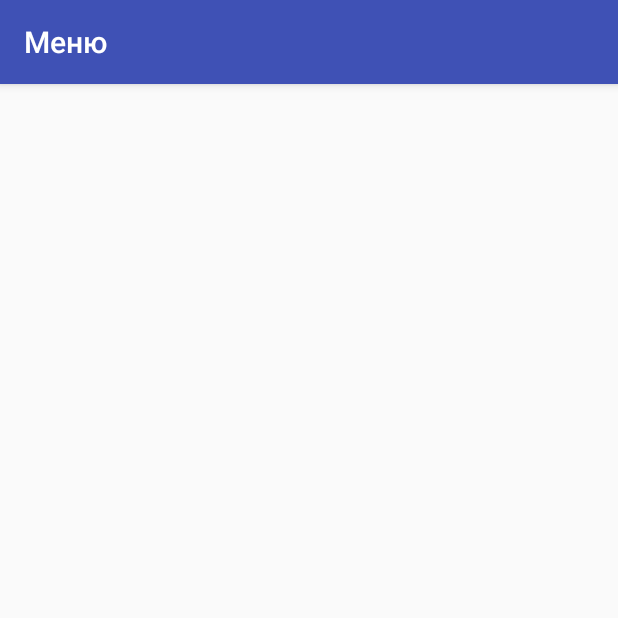
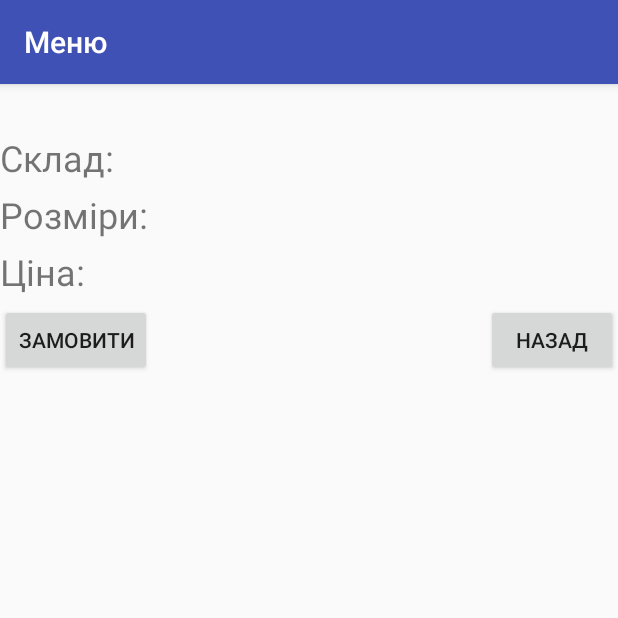
Before and after one commit to andriy98/EasyPizza, an Android app: the fragment Details_fragment placed in its activity, on a phone screen of 412 x 824 dp, the top half of it. Run offline under Robolectric (Android 15) with nearby library versions, the phone set to English and light mode, and no system bars; our stand-ins replace Firebase (no records; nobody signed in at launch, a user with empty details on screens opened directly), Picasso; 5 statements that could not run were skipped.

Commit message:
Add first working version of Details_fragment, and more

```diff
--- a/app/src/main/java/com/example/andrii/myapplication/CustomListAdapter.java
+++ b/app/src/main/java/com/example/andrii/myapplication/CustomListAdapter.java
@@ -1,6 +1,6 @@
 package com.example.andrii.myapplication;
 import android.content.Context;
-import android.support.v4.app.Fragment;
+import android.os.Bundle;
 import android.support.v4.app.FragmentTransaction;
 import android.view.LayoutInflater;
 import android.view.View;
@@ -16,21 +16,23 @@ public class CustomListAdapter extends ArrayAdapter {
     private Context context;
     private Details_fragment details_fragment;
     private final ArrayList arrayList;
-    private final ArrayList arrayList_photo;
-    private final ArrayList arrayonline;
-    private final ArrayList arrayList1;
+    private final ArrayList arrauSize;
+    private final ArrayList arrayPrice;
+    private final ArrayList arrayPhoto;
+    private final ArrayList arrayDesc;
 
 
-    public CustomListAdapter(Context context, ArrayList arrayList, ArrayList arrayList_photo, ArrayList arrayonline, ArrayList arrayList1) {
+    public CustomListAdapter(Context context, ArrayList arrayDesc , ArrayList arrayList, ArrayList arrauSize, ArrayList arrayPrice, ArrayList arrayPhoto) {
         super(context, R.layout.mylist, arrayList);
         this.context =  context;
         this.arrayList = arrayList;
-        this.arrayList_photo = arrayList_photo;
-        this.arrayonline = arrayonline;
-        this.arrayList1 = arrayList1;
+        this.arrauSize = arrauSize;
+        this.arrayPrice = arrayPrice;
+        this.arrayPhoto = arrayPhoto;
+        this.arrayDesc = arrayDesc;
     }
 
-    public View getView(int position, View view, ViewGroup parent) {
+    public View getView(final int position, View view, ViewGroup parent) {
         LayoutInflater inflater=(LayoutInflater)context.getSystemService(Context.LAYOUT_INFLATER_SERVICE);
         View rowView=inflater.inflate(R.layout.mylist, null,true);
         details_fragment = new Details_fragment();
@@ -39,13 +41,22 @@ public class CustomListAdapter extends ArrayAdapter {
             @Override
             public void onClick(View view) {
                 FragmentTransaction fragmentTransaction = ((ListTasks)context).getSupportFragmentManager().beginTransaction();
+                Bundle bundle = new Bundle();
+                bundle.putString("Desc", String.valueOf(arrayDesc.get(position)));
+                bundle.putString("Size", String.valueOf(arrauSize.get(position)));
+                bundle.putString("Photo", String.valueOf(arrayPhoto.get(position)));
+                bundle.putString("Name", String.valueOf(arrayList.get(position)));
+                bundle.putString("Price", String.valueOf(arrayPrice.get(position)));
+                details_fragment.setArguments(bundle);
                 fragmentTransaction.replace(R.id.container, details_fragment).commit();
+                fragmentTransaction.addToBackStack(null);
             }
         });
+
         TextView txtTitle = (TextView) rowView.findViewById(R.id.item);
         ImageView imageView = (ImageView) rowView.findViewById(R.id.imageView);
         Picasso.with(context)
-                .load(String.valueOf(arrayList1.get(position)))
+                .load(String.valueOf(arrayPhoto.get(position)))
                 .into(imageView);
         txtTitle.setText((String) arrayList.get(position));
         return rowView;
--- a/app/src/main/java/com/example/andrii/myapplication/Details_fragment.java
+++ b/app/src/main/java/com/example/andrii/myapplication/Details_fragment.java
@@ -6,15 +6,41 @@ import android.support.v4.app.Fragment;
 import android.view.LayoutInflater;
 import android.view.View;
 import android.view.ViewGroup;
+import android.widget.ImageView;
+import android.widget.TextView;
+
+import com.squareup.picasso.Picasso;
 
 public class Details_fragment extends Fragment {
     private static final int LAYOUT = R.layout.details;
     private View view;
 
+
+
+
     @Nullable
     @Override
     public View onCreateView(LayoutInflater inflater, @Nullable ViewGroup container, @Nullable Bundle savedInstanceState) {
         view = inflater.inflate(LAYOUT, container, false);
+        TextView textDesc = (TextView) view.findViewById(R.id.text_desc1);
+        TextView textSize = (TextView) view.findViewById(R.id.text_size1);
+        TextView textPrice = (TextView) view.findViewById(R.id.text_pr);
+        TextView textName = (TextView) view.findViewById(R.id.item);
+
+        ImageView imageView = (ImageView) view.findViewById(R.id.image_photo);
+        Bundle bundle = getArguments();
+
+
+        Picasso.with(getContext())
+                .load(bundle.getString("Photo"))
+                .into(imageView);
+
+
+
+        textDesc.setText(bundle.getString("Desc"));
+        textSize.setText(bundle.getString("Size"));
+        textPrice.setText(bundle.getString("Price"));
+        textName.setText(bundle.getString("Name"));
 
 
 
--- a/app/src/main/java/com/example/andrii/myapplication/ListTasks.java
+++ b/app/src/main/java/com/example/andrii/myapplication/ListTasks.java
@@ -7,6 +7,15 @@ import android.os.Bundle;
 
 public class ListTasks extends AppCompatActivity {
     private Main_fragment main_fragment;
+
+    @Override
+    public void onBackPressed() {
+        if (getFragmentManager().getBackStackEntryCount() > 0 ){
+            getFragmentManager().popBackStack();
+        } else {
+            super.onBackPressed();
+        }
+    }
 
     @Override
     protected void onCreate(Bundle savedInstanceState) {
--- a/app/src/main/java/com/example/andrii/myapplication/Main_fragment.java
+++ b/app/src/main/java/com/example/andrii/myapplication/Main_fragment.java
@@ -50,6 +50,11 @@ public class Main_fragment extends Fragment {
         ValueEventListener eventListener = new ValueEventListener() {
             @Override
             public void onDataChange(DataSnapshot dataSnapshot) {
+                array_descr.clear();
+                array_photo.clear();
+                array_sizes.clear();
+                array_names.clear();
+                array_price.clear();
                 for(DataSnapshot ds : dataSnapshot.getChildren()) {
                     final String name = ds.getKey();
                     myRef.child("Pizzas").child(ds.getKey()).addValueEventListener(new ValueEventListener() {
@@ -59,11 +64,11 @@ public class Main_fragment extends Fragment {
                             };
                             data = (Map<String, String>) dataSnapshot.getValue();
                             array_descr.add(data.get("Опис:"));
-                            array_sizes.add(data.get("Розміри"));
+                            array_sizes.add(data.get("Розміри:"));
                             array_price.add(data.get("Ціна"));
                             array_photo.add(data.get("Фото"));
                             array_names.add(name);
-                            CustomListAdapter adapter = new CustomListAdapter(getContext(),array_names, array_sizes,array_price,array_photo);
+                            CustomListAdapter adapter = new CustomListAdapter(getContext(),array_descr,array_names, array_sizes,array_price,array_photo);
                             listView.setAdapter(adapter);
                         }
                         @Override
--- a/app/src/main/res/layout/details.xml
+++ b/app/src/main/res/layout/details.xml
@@ -1,6 +1,116 @@
 <?xml version="1.0" encoding="utf-8"?>
-<LinearLayout xmlns:android="http://schemas.android.com/apk/res/android"
-    android:orientation="vertical" android:layout_width="match_parent"
-    android:layout_height="match_parent">
+<LinearLayout xmlns:app="http://schemas.android.com/apk/res-auto"
+    android:layout_height="match_parent"
+    android:orientation="vertical"
+    xmlns:android="http://schemas.android.com/apk/res/android" android:layout_width="match_parent">
 
+
+    <RelativeLayout
+        android:layout_width="match_parent"
+        android:layout_height="wrap_content">
+
+        <TextView
+            android:id="@+id/item"
+            android:layout_width="wrap_content"
+            android:layout_height="wrap_content"
+            android:layout_centerHorizontal="true"
+            android:textColor="@android:color/holo_green_light"
+            android:textSize="24sp" />
+
+    </RelativeLayout>
+
+    <ImageView
+        android:id="@+id/image_photo"
+        android:layout_width="match_parent"
+        android:layout_height="wrap_content"
+        android:scaleType="fitXY" />
+
+    <LinearLayout
+        android:layout_width="match_parent"
+        android:layout_height="wrap_content"
+        android:orientation="horizontal"
+        >
+
+        <TextView
+            android:id="@+id/text_descr"
+            android:layout_width="wrap_content"
+            android:layout_height="wrap_content"
+            android:text="Склад:"
+            android:textSize="24sp" />
+
+        <TextView
+            android:id="@+id/text_desc1"
+            android:layout_width="wrap_content"
+            android:layout_height="wrap_content"
+            android:layout_marginLeft="25dp"
+            android:textSize="24sp" />
+    </LinearLayout>
+
+<LinearLayout
+    android:layout_width="match_parent"
+    android:layout_height="wrap_content"
+    android:layout_marginTop="5dp"
+    >
+
+    <TextView
+        android:id="@+id/text_size"
+        android:layout_width="wrap_content"
+        android:layout_height="wrap_content"
+        android:text="Розміри:"
+        android:textSize="24sp" />
+
+    <TextView
+        android:id="@+id/text_size1"
+        android:layout_width="wrap_content"
+        android:layout_height="wrap_content"
+        android:layout_marginLeft="5dp"
+        android:textSize="24sp" />
 </LinearLayout>
+
+
+    <LinearLayout
+        android:layout_width="match_parent"
+        android:layout_height="wrap_content"
+        android:layout_marginTop="5dp"
+        >
+
+        <TextView
+            android:id="@+id/text_price"
+            android:layout_width="wrap_content"
+            android:layout_height="wrap_content"
+            android:text="Ціна:"
+            android:textSize="24sp" />
+
+        <TextView
+            android:id="@+id/text_pr"
+            android:layout_width="wrap_content"
+            android:layout_height="wrap_content"
+            android:layout_marginLeft="45dp"
+            android:textSize="24sp" />
+    </LinearLayout>
+
+
+    <RelativeLayout
+    android:layout_width="match_parent"
+    android:layout_height="wrap_content"
+    android:layout_marginTop="5dp"
+        >
+
+    android:layout_width="match_parent"
+    android:layout_height="match_parent"
+    android:weightSum="1">
+    <Button
+        android:id="@+id/button_book"
+        android:text="Замовити"
+        android:layout_height="wrap_content"
+        android:layout_width="wrap_content"/>
+    <Button
+        android:id="@+id/button_back"
+        android:text="Назад"
+        android:layout_height="wrap_content"
+        android:layout_width="wrap_content"
+        android:layout_alignParentEnd="true"
+        android:layout_alignParentTop="true"
+        />
+</RelativeLayout>
+</LinearLayout>
--- a/app/src/main/res/layout/mylist.xml
+++ b/app/src/main/res/layout/mylist.xml
@@ -17,7 +17,6 @@
             android:layout_width="wrap_content"
             android:layout_height="wrap_content"
             android:layout_centerHorizontal="true"
-            android:text="TextView"
             android:textColor="@android:color/holo_green_light"
             android:textSize="24sp" />
 
```
